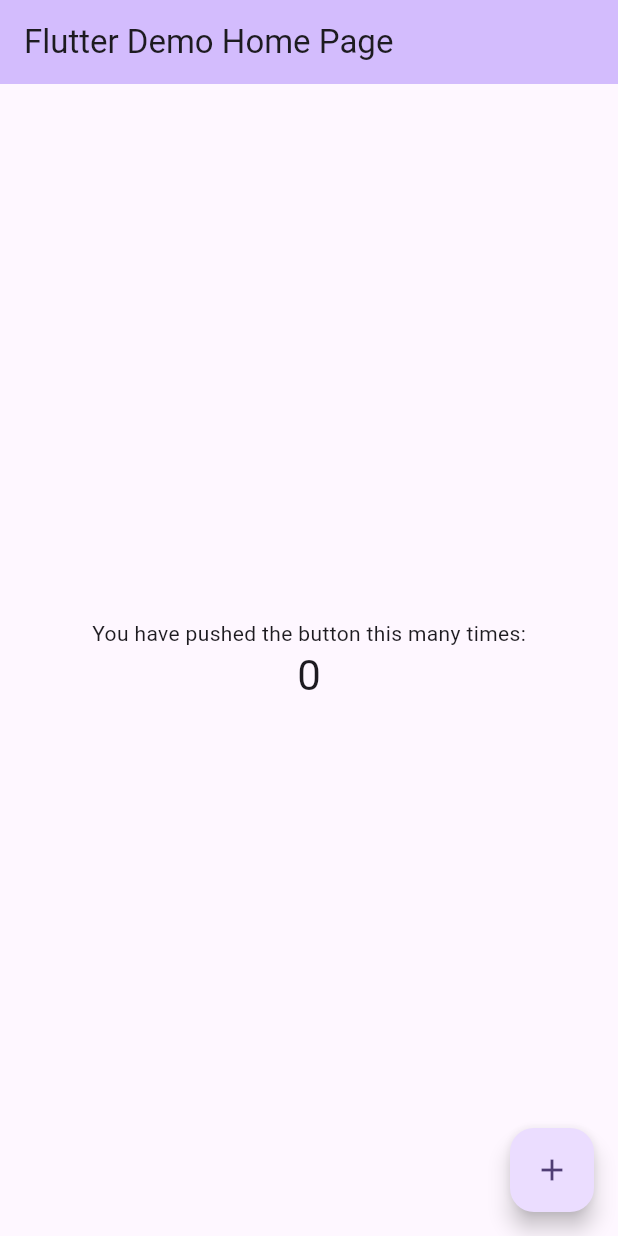
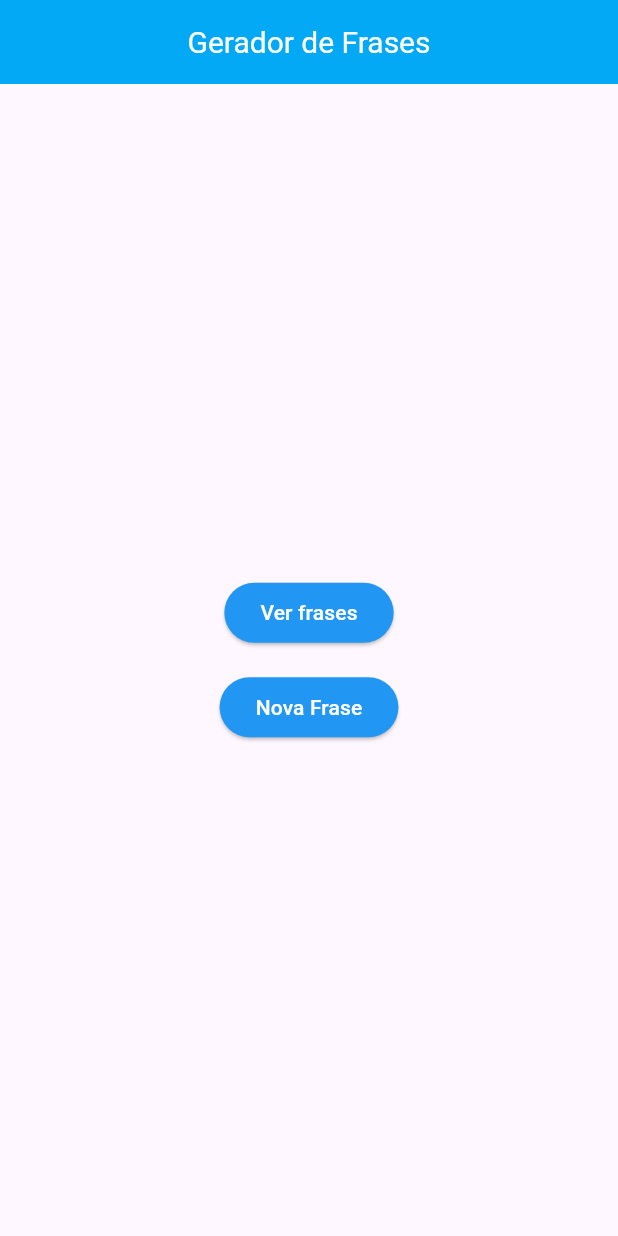
Before and after one commit to renansaccon/notepad_flutter, a Flutter app: the screen it shows after launch, on a phone screen of 412 x 824 dp. Run offline on Flutter 3.47's test engine with Material 3 defaults, Android fonts, the phone set to English and light mode, and no system bars.

Commit message:
HomePage

```diff
--- a/lib/main.dart
+++ b/lib/main.dart
@@ -1,125 +1,40 @@
 import 'package:flutter/material.dart';
+import 'package:myapp/themes/theme.dart';
 
 void main() {
-  runApp(const MyApp());
+  runApp(const Notepad());
 }
 
-class MyApp extends StatelessWidget {
-  const MyApp({super.key});
+class Notepad extends StatelessWidget {
+  const Notepad({super.key});
 
-  // This widget is the root of your application.
   @override
   Widget build(BuildContext context) {
     return MaterialApp(
-      title: 'Flutter Demo',
-      theme: ThemeData(
-        // This is the theme of your application.
-        //
-        // TRY THIS: Try running your application with "flutter run". You'll see
-        // the application has a purple toolbar. Then, without quitting the app,
-        // try changing the seedColor in the colorScheme below to Colors.green
-        // and then invoke "hot reload" (save your changes or press the "hot
-        // reload" button in a Flutter-supported IDE, or press "r" if you used
-        // the command line to start the app).
-        //
-        // Notice that the counter didn't reset back to zero; the application
-        // state is not lost during the reload. To reset the state, use hot
-        // restart instead.
-        //
-        // This works for code too, not just values: Most code changes can be
-        // tested with just a hot reload.
-        colorScheme: ColorScheme.fromSeed(seedColor: Colors.deepPurple),
-        useMaterial3: true,
-      ),
-      home: const MyHomePage(title: 'Flutter Demo Home Page'),
+      home: HomePage(),
     );
   }
 }
 
-class MyHomePage extends StatefulWidget {
-  const MyHomePage({super.key, required this.title});
-
-  // This widget is the home page of your application. It is stateful, meaning
-  // that it has a State object (defined below) that contains fields that affect
-  // how it looks.
-
-  // This class is the configuration for the state. It holds the values (in this
-  // case the title) provided by the parent (in this case the App widget) and
-  // used by the build method of the State. Fields in a Widget subclass are
-  // always marked "final".
-
-  final String title;
-
-  @override
-  State<MyHomePage> createState() => _MyHomePageState();
-}
-
-class _MyHomePageState extends State<MyHomePage> {
-  int _counter = 0;
-
-  void _incrementCounter() {
-    setState(() {
-      // This call to setState tells the Flutter framework that something has
-      // changed in this State, which causes it to rerun the build method below
-      // so that the display can reflect the updated values. If we changed
-      // _counter without calling setState(), then the build method would not be
-      // called again, and so nothing would appear to happen.
-      _counter++;
-    });
-  }
+  class HomePage extends StatelessWidget{
 
   @override
   Widget build(BuildContext context) {
-    // This method is rerun every time setState is called, for instance as done
-    // by the _incrementCounter method above.
-    //
-    // The Flutter framework has been optimized to make rerunning build methods
-    // fast, so that you can just rebuild anything that needs updating rather
-    // than having to individually change instances of widgets.
     return Scaffold(
-      appBar: AppBar(
-        // TRY THIS: Try changing the color here to a specific color (to
-        // Colors.amber, perhaps?) and trigger a hot reload to see the AppBar
-        // change color while the other colors stay the same.
-        backgroundColor: Theme.of(context).colorScheme.inversePrimary,
-        // Here we take the value from the MyHomePage object that was created by
-        // the App.build method, and use it to set our appbar title.
-        title: Text(widget.title),
-      ),
+      appBar: AppBar(title: Text("Gerador de Frases"),titleTextStyle: TextStyle(color: newTheme.primaryColorDark, fontSize: 20),
+      centerTitle: true,
+      backgroundColor: newTheme.primaryColor,),
       body: Center(
-        // Center is a layout widget. It takes a single child and positions it
-        // in the middle of the parent.
         child: Column(
-          // Column is also a layout widget. It takes a list of children and
-          // arranges them vertically. By default, it sizes itself to fit its
-          // children horizontally, and tries to be as tall as its parent.
-          //
-          // Column has various properties to control how it sizes itself and
-          // how it positions its children. Here we use mainAxisAlignment to
-          // center the children vertically; the main axis here is the vertical
-          // axis because Columns are vertical (the cross axis would be
-          // horizontal).
-          //
-          // TRY THIS: Invoke "debug painting" (choose the "Toggle Debug Paint"
-          // action in the IDE, or press "p" in the console), to see the
-          // wireframe for each widget.
           mainAxisAlignment: MainAxisAlignment.center,
-          children: <Widget>[
-            const Text(
-              'You have pushed the button this many times:',
+          children: [
+            ElevatedButton(onPressed: (){}, child: Text("Ver frases", style: TextStyle(color: newTheme.primaryColorDark),), style: ElevatedButton.styleFrom(backgroundColor: newTheme.secondaryHeaderColor),//navegar para a rota
             ),
-            Text(
-              '$_counter',
-              style: Theme.of(context).textTheme.headlineMedium,
-            ),
+            SizedBox(height: 15),
+            ElevatedButton(onPressed: (){}, child: Text("Nova Frase", style: TextStyle(color: newTheme.primaryColorDark),), style: ElevatedButton.styleFrom(backgroundColor: newTheme.secondaryHeaderColor),)
           ],
         ),
       ),
-      floatingActionButton: FloatingActionButton(
-        onPressed: _incrementCounter,
-        tooltip: 'Increment',
-        child: const Icon(Icons.add),
-      ), // This trailing comma makes auto-formatting nicer for build methods.
     );
   }
 }
--- /dev/null
+++ b/lib/themes/theme.dart
@@ -0,0 +1,9 @@
+import 'package:flutter/material.dart';
+
+ThemeData newTheme = ThemeData(
+  primaryColor: Colors.lightBlue,
+  secondaryHeaderColor: Colors.blue,
+  primaryColorDark: Colors.white,
+
+
+);
```
Also changed, not shown: pubspec.yaml (+9 -0 lines), pubspec.lock, 1 other file.
